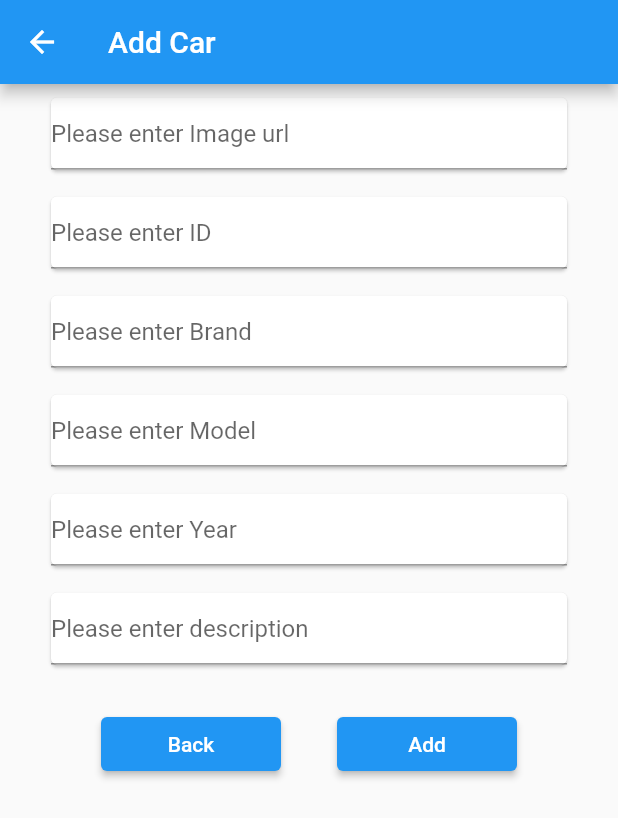
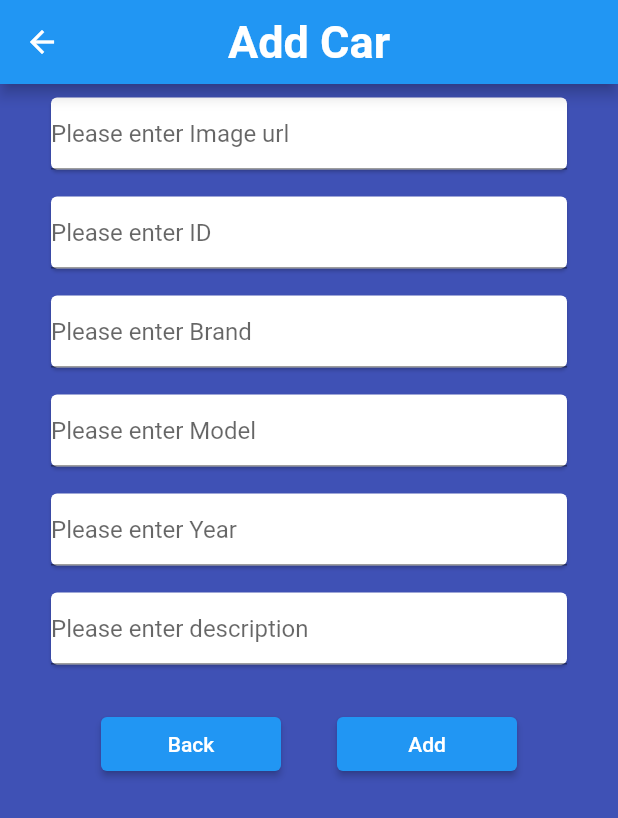
Before and after one commit to gujamark/cars, a Flutter app: the screen it shows after launch, after a tap on the "add" icon, on a phone screen of 412 x 824 dp. Shown: the top 818 px of the screen. Run offline on Flutter 3.47's test engine with Material 2 defaults, Android fonts, the phone set to English and light mode, and no system bars; network calls fail.

```diff
--- /dev/null
+++ b/lib/constants/asset_image_paths.dart
@@ -0,0 +1,3 @@
+class AssetImagePaths {
+  static const carPlaceholderImage = 'assets/images/car_placeholder.png';
+}
--- a/lib/data/dummy_data.dart
+++ b/lib/data/dummy_data.dart
@@ -1,6 +1,6 @@
 import 'models/car_model.dart';
 
-var DUMMY_DATA = [
+var dummyData = [
   Car(
       id: 1,
       brand: 'BMW',
--- a/lib/data/repository/car_helper.dart
+++ b/lib/data/repository/car_helper.dart
@@ -3,14 +3,18 @@ import '../models/car_model.dart';
 
 class CarRepository {
   List<Car> getCars() {
-    return DUMMY_DATA;
+    return dummyData;
   }
 
   void addCar(Car car) {
-    DUMMY_DATA.add(car);
+    dummyData.add(car);
   }
 
   void editCar(Car car, int index) {
-    DUMMY_DATA.replaceRange(index, index + 1, [car]);
+    dummyData.replaceRange(index, index + 1, [car]);
+  }
+
+  void removeCar(int id) {
+    dummyData.removeWhere((element) => element.id == id);
   }
 }
--- a/lib/main.dart
+++ b/lib/main.dart
@@ -24,10 +24,11 @@ class MyApp extends StatelessWidget {
           // or simply save your changes to "hot reload" in a Flutter IDE).
           // Notice that the counter didn't reset back to zero; the application
           // is not restarted.
-        primarySwatch: Colors.blue,
+          // primarySwatch: Colors.white,
+          // primaryColor: Color.fromRGBO(32, 33, 42, 1),
+          scaffoldBackgroundColor: Colors.indigo,
         ),
-      home:  HomeScreen(),
-      routes: route_paths
-    );
+        home: const HomeScreen(),
+        routes: routePaths);
   }
 }
--- a/lib/routes/routes.dart
+++ b/lib/routes/routes.dart
@@ -3,9 +3,9 @@ import '../screens/add_screen.dart';
 import '../screens/edit_screen.dart';
 import '../screens/car_details_screen.dart';
 
-var route_paths = {
-  AddCarScreen.routeName: (ctx) => AddCarScreen(),
-  HomeScreen.routeName: (ctx) => HomeScreen(),
+var routePaths = {
+  AddCarScreen.routeName: (ctx) => const AddCarScreen(),
+  HomeScreen.routeName: (ctx) => const HomeScreen(),
   EditCarScreen.routeName: (ctx) => const EditCarScreen(),
   CarDetailsScreen.routeName: (ctx) => const CarDetailsScreen()
 };
--- a/lib/screens/add_screen.dart
+++ b/lib/screens/add_screen.dart
@@ -1,10 +1,9 @@
 import 'package:cars/data/models/car_model.dart';
-import 'package:cars/screens/home_screen.dart';
 import 'package:flutter/material.dart';
 import '../data/repository/car_helper.dart';
 
 class AddCarScreen extends StatefulWidget {
-  AddCarScreen({Key? key}) : super(key: key);
+  const AddCarScreen({Key? key}) : super(key: key);
 
   static const routeName = "/add-car-screen";
 
@@ -31,7 +30,11 @@ class _AddCarScreenState extends State<AddCarScreen> {
   Widget build(BuildContext context) {
     return Scaffold(
       appBar: AppBar(
-        title: const Text("Add Car"),
+        title: const Text(
+          "Add Car",
+          style: TextStyle(fontSize: 30, fontWeight: FontWeight.bold),
+        ),
+        centerTitle: true,
       ),
       body: Padding(
         padding: const EdgeInsets.only(left: 30, top: 0, right: 30, bottom: 0),
--- a/lib/screens/home_screen.dart
+++ b/lib/screens/home_screen.dart
@@ -6,7 +6,7 @@ import 'add_screen.dart';
 import 'car_details_screen.dart';
 
 class HomeScreen extends StatefulWidget {
-  HomeScreen({Key? key}) : super(key: key);
+  const HomeScreen({Key? key}) : super(key: key);
 
   static const routeName = "/home-screen";
   @override
@@ -46,11 +46,14 @@ class _HomeScreenState extends State<HomeScreen> {
               itemBuilder: (ctx, index) {
                 return GestureDetector(
                   onLongPress: () => Navigator.pushNamed(
-                      context, EditCarScreen.routeName,
-                      arguments: {"car": cars[index], "index": index}),
+                          context, EditCarScreen.routeName,
+                          arguments: {"car": cars[index], "index": index})
+                      .then((value) => setState(() {})),
                   onTap: () => Navigator.pushNamed(
                       context, CarDetailsScreen.routeName,
-                      arguments: {"car": cars[index], "index": index}),
+                      arguments: {
+                        "car": cars[index],
+                      }).then((value) => setState(() {})),
                   child: Padding(
                     padding: const EdgeInsets.symmetric(
                         vertical: 20, horizontal: 10),
--- a/lib/widgets/car_card.dart
+++ b/lib/widgets/car_card.dart
@@ -1,30 +1,30 @@
 import 'package:flutter/material.dart';
+import '../constants/asset_image_paths.dart';
 
 class CarCard extends StatelessWidget {
-  const CarCard({
-    Key? key,
-    required this.name,
-    required this.year,
-    required this.imageUrl
-  }) : super(key: key);
+  const CarCard(
+      {Key? key,
+      required this.name,
+      required this.year,
+      required this.imageUrl})
+      : super(key: key);
 
   final String name;
   final int year;
   final String imageUrl;
 
-
   @override
   Widget build(BuildContext context) {
     return Container(
-      color: Colors.red,
+      color: Colors.teal,
       child: Padding(
-        padding: const EdgeInsets.symmetric(horizontal: 10,vertical: 10),
+        padding: const EdgeInsets.symmetric(horizontal: 10, vertical: 10),
         child: Column(
-          children:  [
+          children: [
             FadeInImage(
-                placeholder: const AssetImage('assets/images/car_placeholder.png'),
-                image: NetworkImage(imageUrl)
-      ),
+                placeholder:
+                    const AssetImage(AssetImagePaths.carPlaceholderImage),
+                image: NetworkImage(imageUrl)),
             Text(name),
             Text("$year")
           ],
```
Also changed, not shown: lib/screens/car_details_screen.dart (+52 -29 lines), lib/screens/edit_screen.dart (+6 -3 lines), lib/widgets/car_details.dart (added, +64 -0 lines). Lines whose indentation alone changed are shown as unchanged.
